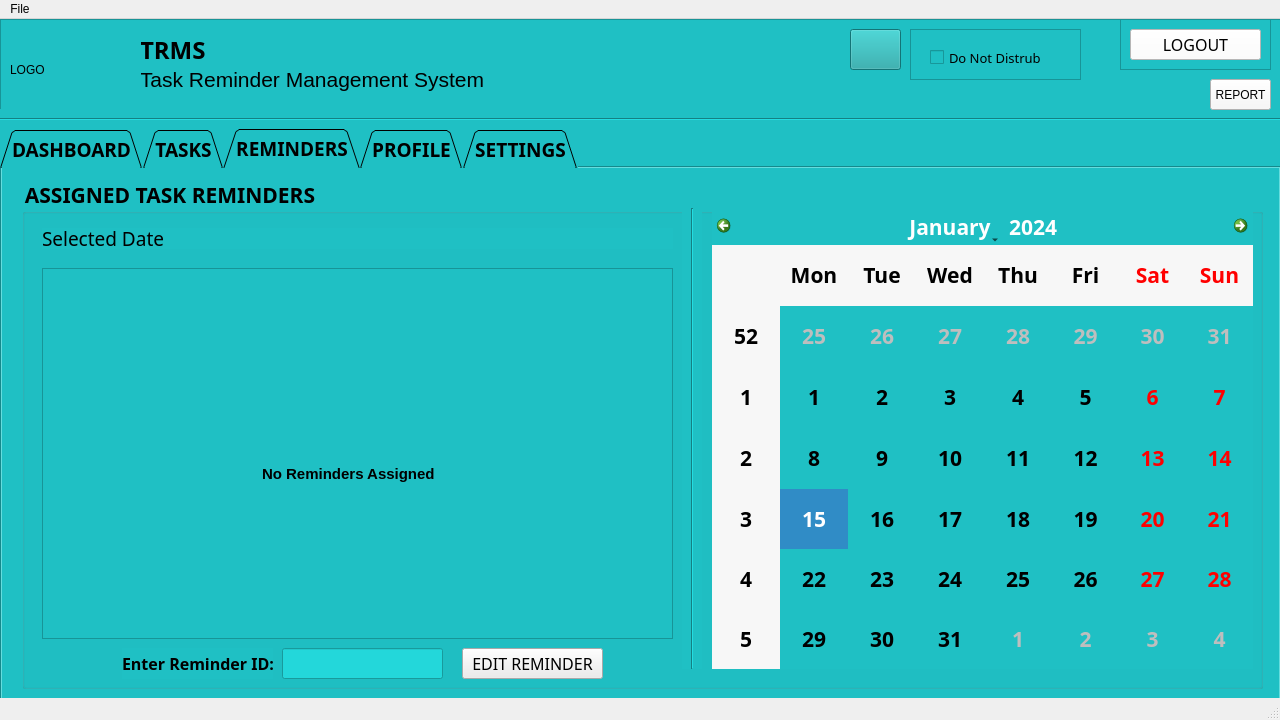
This is Workspace/Task-Reminder-Management-System/useraccountwindow.ui in hvlhasanka/UOP_SE_Y3S1-SOFT336SL_CROSS_PLATFORM_DEVELOPMENT_IN_C_Plus_Plus as Qt 5 draws it before an edit. The edited form follows.
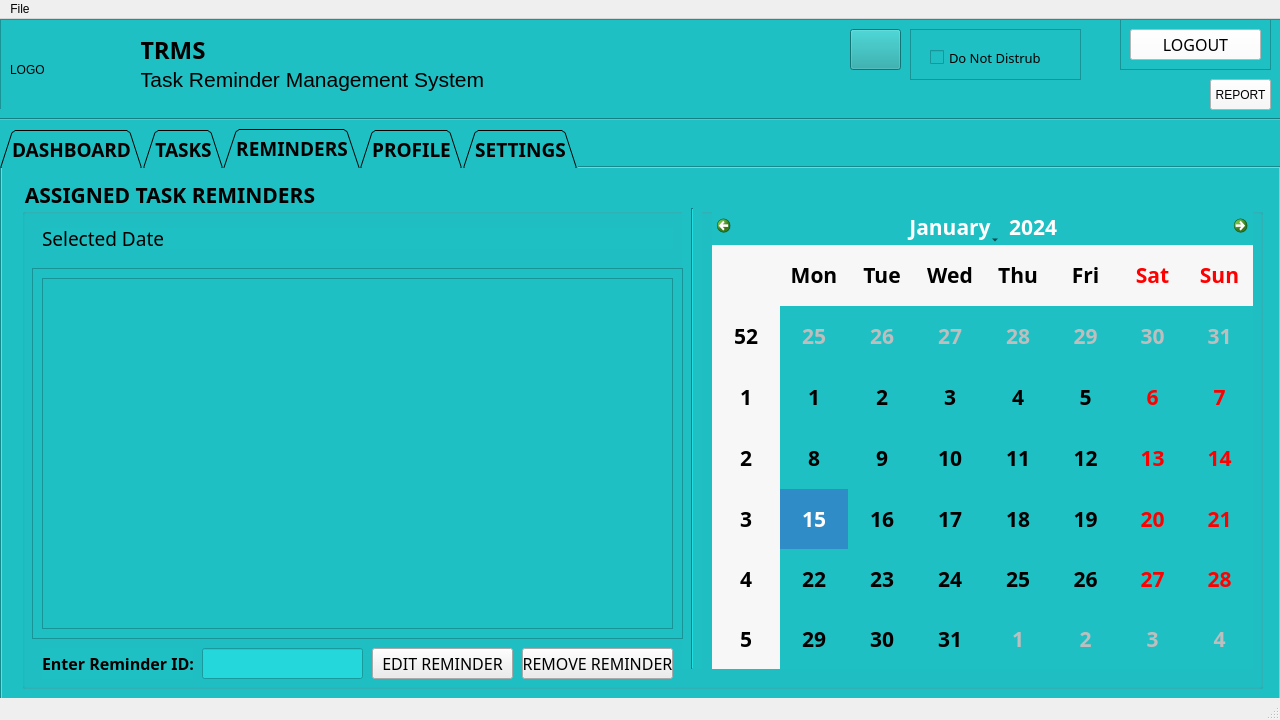
This is the edited form. The open tabs and pages were chosen to show the change. Icons and pictures are not drawn.

```diff
--- a/Workspace/Task-Reminder-Management-System/useraccountwindow.ui
+++ b/Workspace/Task-Reminder-Management-System/useraccountwindow.ui
@@ -121,6 +121,9 @@
        <bold>true</bold>
       </font>
      </property>
+     <property name="tabPosition">
+      <enum>QTabWidget::North</enum>
+     </property>
      <property name="tabShape">
       <enum>QTabWidget::Triangular</enum>
      </property>
@@ -858,41 +861,10 @@
          <string>Selected Date</string>
         </property>
        </widget>
-       <widget class="QTableView" name="taskReminders_tableView">
-        <property name="geometry">
-         <rect>
-          <x>20</x>
-          <y>90</y>
-          <width>631</width>
-          <height>371</height>
-         </rect>
-        </property>
-       </widget>
-       <widget class="QLabel" name="noRemindersAssigned_label">
-        <property name="geometry">
-         <rect>
-          <x>240</x>
-          <y>270</y>
-          <width>191</width>
-          <height>51</height>
-         </rect>
-        </property>
-        <property name="font">
-         <font>
-          <family>Microsoft YaHei UI</family>
-          <pointsize>11</pointsize>
-          <weight>75</weight>
-          <bold>true</bold>
-         </font>
-        </property>
-        <property name="text">
-         <string>No Reminders Assigned</string>
-        </property>
-       </widget>
        <widget class="QLabel" name="label_7">
         <property name="geometry">
          <rect>
-          <x>100</x>
+          <x>20</x>
           <y>470</y>
           <width>151</width>
           <height>31</height>
@@ -911,7 +883,7 @@
        <widget class="QLineEdit" name="editReminder_lineEdit">
         <property name="geometry">
          <rect>
-          <x>260</x>
+          <x>180</x>
           <y>470</y>
           <width>161</width>
           <height>31</height>
@@ -929,7 +901,7 @@
        <widget class="QPushButton" name="editReminder_pushButton">
         <property name="geometry">
          <rect>
-          <x>440</x>
+          <x>350</x>
           <y>470</y>
           <width>141</width>
           <height>31</height>
@@ -948,6 +920,75 @@
          <string>EDIT REMINDER</string>
         </property>
        </widget>
+       <widget class="QPushButton" name="editReminder_pushButton_2">
+        <property name="geometry">
+         <rect>
+          <x>500</x>
+          <y>470</y>
+          <width>151</width>
+          <height>31</height>
+         </rect>
+        </property>
+        <property name="font">
+         <font>
+          <family>Leelawadee UI Semilight</family>
+          <pointsize>12</pointsize>
+         </font>
+        </property>
+        <property name="styleSheet">
+         <string notr="true">background-color: rgb(236, 236, 236);</string>
+        </property>
+        <property name="text">
+         <string>REMOVE REMINDER</string>
+        </property>
+       </widget>
+       <widget class="QFrame" name="frame_9">
+        <property name="geometry">
+         <rect>
+          <x>10</x>
+          <y>90</y>
+          <width>651</width>
+          <height>371</height>
+         </rect>
+        </property>
+        <property name="frameShape">
+         <enum>QFrame::StyledPanel</enum>
+        </property>
+        <property name="frameShadow">
+         <enum>QFrame::Raised</enum>
+        </property>
+        <widget class="QLabel" name="noRemindersAssigned_label">
+         <property name="geometry">
+          <rect>
+           <x>230</x>
+           <y>140</y>
+           <width>191</width>
+           <height>51</height>
+          </rect>
+         </property>
+         <property name="font">
+          <font>
+           <family>Microsoft YaHei UI</family>
+           <pointsize>11</pointsize>
+           <weight>75</weight>
+           <bold>true</bold>
+          </font>
+         </property>
+         <property name="text">
+          <string>No Reminders Assigned</string>
+         </property>
+        </widget>
+        <widget class="QTableView" name="taskReminders_tableView">
+         <property name="geometry">
+          <rect>
+           <x>10</x>
+           <y>10</y>
+           <width>631</width>
+           <height>351</height>
+          </rect>
+         </property>
+        </widget>
+       </widget>
       </widget>
      </widget>
      <widget class="QWidget" name="profile_tab">
```
Left out of the diff: 15 changed lines with no effect on the pictures.
